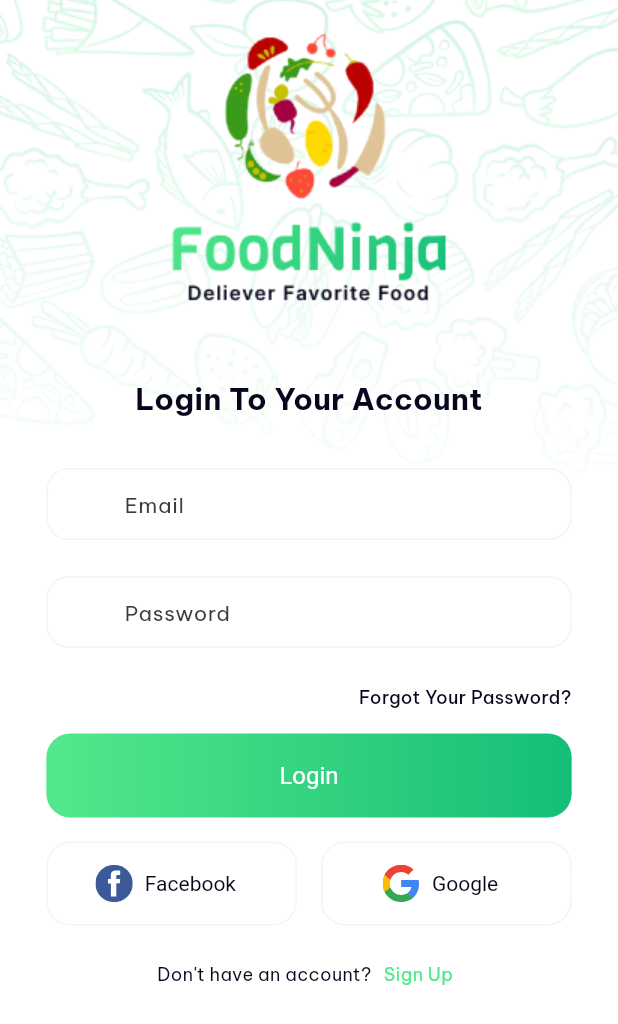
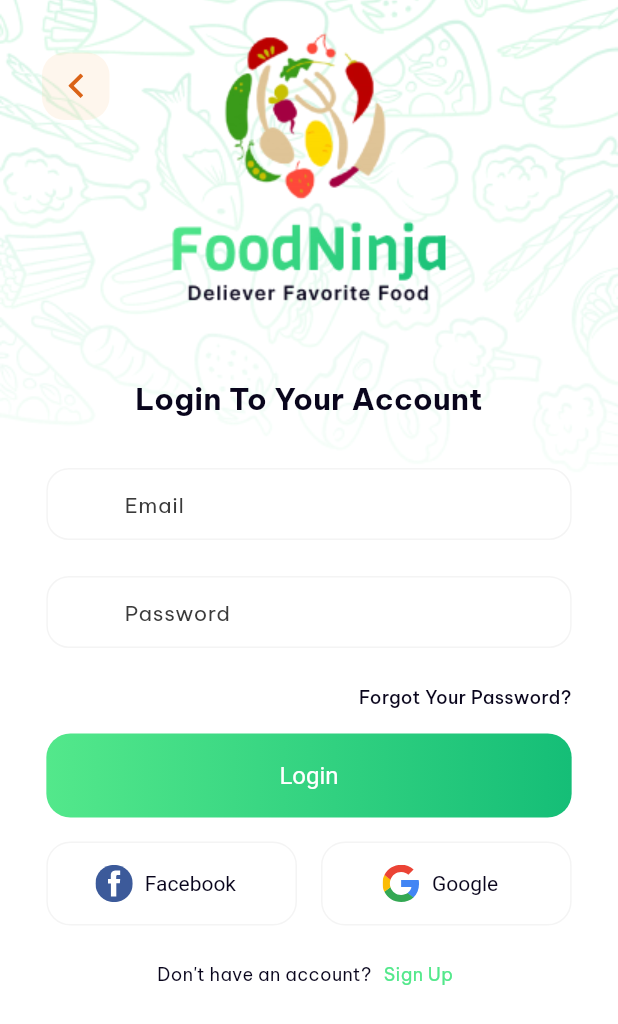
Before and after one commit to quocbao238/Flutter-NinjaFood-Restaurant, a Flutter app: the screen it shows after launch, on a phone screen of 412 x 824 dp. Shown: the top 1024 px of the screen. Run offline on Flutter 3.47's test engine with Material 2 defaults, Android fonts, the phone set to English and light mode, and no system bars; our stand-ins replace appwrite, equatable, flutter_spinkit, flutter_svg, fpdart, get and 2 more; network calls fail.

```diff
--- a/lib/app/core/app_icon_assets.dart
+++ b/lib/app/core/app_icon_assets.dart
@@ -29,4 +29,6 @@ class AppIconsAssets {
   static const edit = 'assets/icons/edit_icon.svg';
   static const locationMap = 'assets/icons/location_icon.svg';
   static const heart = 'assets/icons/heart_icon.svg';
+
+  static const back = 'assets/icons/back_icon.svg';
 }
--- a/lib/app/theme/core_widget/app_icon.dart
+++ b/lib/app/theme/core_widget/app_icon.dart
@@ -27,7 +27,9 @@ enum AppIcon {
   volumeOff(AppIconsAssets.volumeOff),
   edit(AppIconsAssets.edit),
   locationMap(AppIconsAssets.locationMap),
-  heart(AppIconsAssets.heart);
+  heart(AppIconsAssets.heart),
+
+  back(AppIconsAssets.back);
 
   final String url;
   const AppIcon(this.url);
@@ -61,6 +63,7 @@ class AppIcons extends StatelessWidget {
   const AppIcons.volumeOff({super.key, this.appIcon = AppIcon.volumeOff});
   const AppIcons.edit({super.key, this.appIcon = AppIcon.edit});
   const AppIcons.heart({super.key, this.appIcon = AppIcon.heart});
+  const AppIcons.back({super.key, this.appIcon = AppIcon.back});
 
   @override
   Widget build(BuildContext context) {
--- a/lib/app/theme/core_widget/app_scaffold_background.dart
+++ b/lib/app/theme/core_widget/app_scaffold_background.dart
@@ -12,7 +12,7 @@ enum BackgroundImageType {
 class AppScaffoldBackgroundImage extends AppScaffold {
   final BackgroundImageType? type;
 
-  const AppScaffoldBackgroundImage({
+  AppScaffoldBackgroundImage({
     super.key,
     required super.body,
     super.isLoading = false,
@@ -23,7 +23,30 @@ class AppScaffoldBackgroundImage extends AppScaffold {
   Widget build(BuildContext context) {
     ThemeService controller = Get.find<ThemeService>();
 
-    return Scaffold(body: Obx(() {
+    return Scaffold(
+      // extendBodyBehindAppBar: true,
+      // appBar: AppBar(
+      //   // elevation: 0,
+      //   backgroundColor: Colors.transparent,
+      //   leading: SizedBox(
+      //     width: 45,
+      //     height: 45,
+      //     child: DecoratedBox(
+      //       decoration: BoxDecoration(
+      //         borderRadius: BorderRadius.circular(15),
+      //         color: Color(0xFFF9A84D).withOpacity(0.1),
+      //       ),
+      //       child: Center(
+      //         child: Icon(
+      //           Icons.arrow_back_ios,
+      //           color: Color(0xFFDA6317),
+      //         ),
+      //       ),
+      //     ),
+      //   ),
+      // ),
+      body: Obx(
+        () {
           final backgroundUrl = controller.isDarkTheme.value
               ? type!.backgroundDark
               : type!.backgroundLight;
@@ -35,10 +58,29 @@ class AppScaffoldBackgroundImage extends AppScaffold {
               alignment: Alignment.center,
               children: [
                 AppSizeScale(ratioWidth: 1, ratioHeight: 1, child: body),
-            AppLoading(isLoading: isLoading)
+                AppLoading(isLoading: isLoading),
+                Positioned(
+                  top: 35,
+                  left: 28,
+                  child: SizedBox(
+                    width: 45,
+                    height: 45,
+                    child: DecoratedBox(
+                      decoration: BoxDecoration(
+                        borderRadius: BorderRadius.circular(15),
+                        color: Color(0xFFF9A84D).withOpacity(0.1),
+                      ),
+                      child: Center(
+                        child: AppIcons.back(),
+                      ),
+                    ),
+                  ),
+                ),
               ],
             ),
           );
-    }));
+        },
+      ),
+    );
   }
 }
```
Also changed, not shown: lib/app/features/sign_up_process/presentation/layout/mobile/sign_up_process_mobile_view.dart (+45 -1 lines), assets/icons/back_icon.svg (added). Lines whose indentation alone changed are shown as unchanged.
